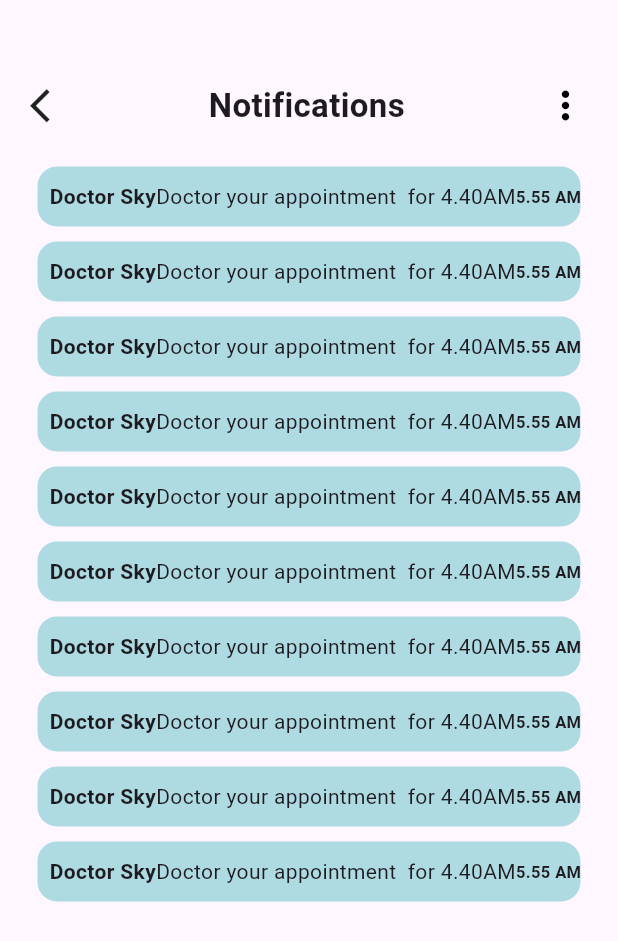
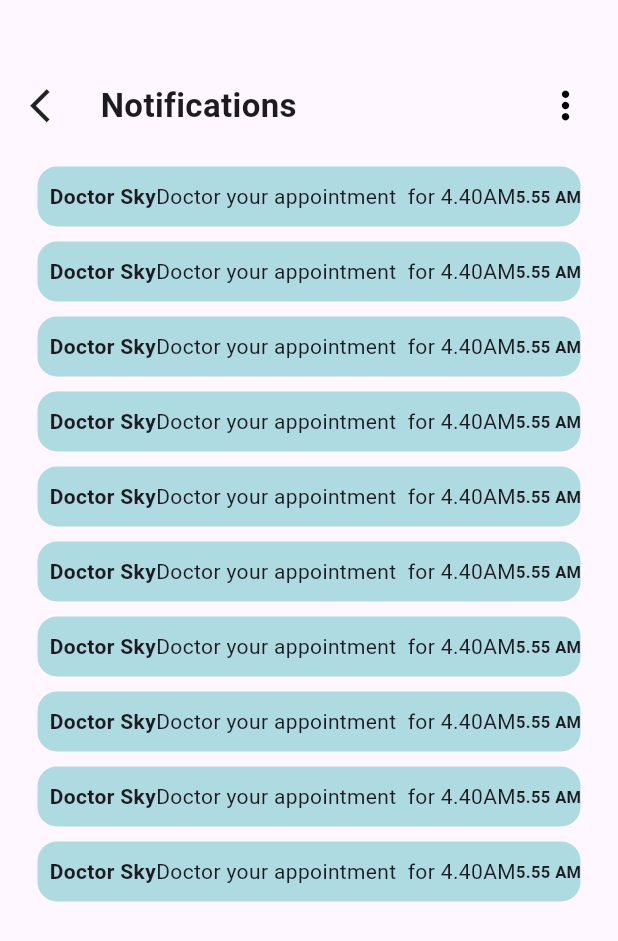
Before and after one commit to admin123KK/merodoctor555, a Flutter app: the Dmessage screen opened directly, on a phone screen of 412 x 824 dp. Shown: the top 941 px of the screen. Run offline on Flutter 3.47's test engine with Material 3 defaults, Android fonts, the phone set to English and light mode, and no system bars; our stand-ins replace file_picker, image_picker.

Commit message:
makeup process

```diff
--- a/lib/api.dart
+++ b/lib/api.dart
@@ -1,6 +1,6 @@
 class ApiConfig {
   static const String baseUrl =
-      "https://a99f-2400-1a00-bb20-1d0-a123-276d-6d08-8dfc.ngrok-free.app";
+      "https://c698-2400-1a00-bb20-8107-9806-c1b5-1969-a232.ngrok-free.app";
 
   static String get loginUrl => "$baseUrl/api/Auth/login";
   static String get registerPatientUrl =>
--- a/lib/doctor/message.dart
+++ b/lib/doctor/message.dart
@@ -30,9 +30,14 @@ class _DmessageState extends State<Dmessage> {
                     size: 27,
                   ),
                 ),
-                const Text(
-                  'Notifications',
-                  style: TextStyle(fontWeight: FontWeight.bold, fontSize: 22),
+                const SizedBox(
+                  width: 20,
+                ),
+                const Expanded(
+                  child: const Text(
+                    'Notifications',
+                    style: TextStyle(fontWeight: FontWeight.bold, fontSize: 22),
+                  ),
                 ),
                 const Icon(
                   Icons.more_vert,
```
Also changed, not shown: lib/doctor/dprofilepage.dart (+12 -7 lines), lib/doctor/patientrecord.dart (+9 -3 lines), lib/profilepage.dart (+6 -3 lines).
